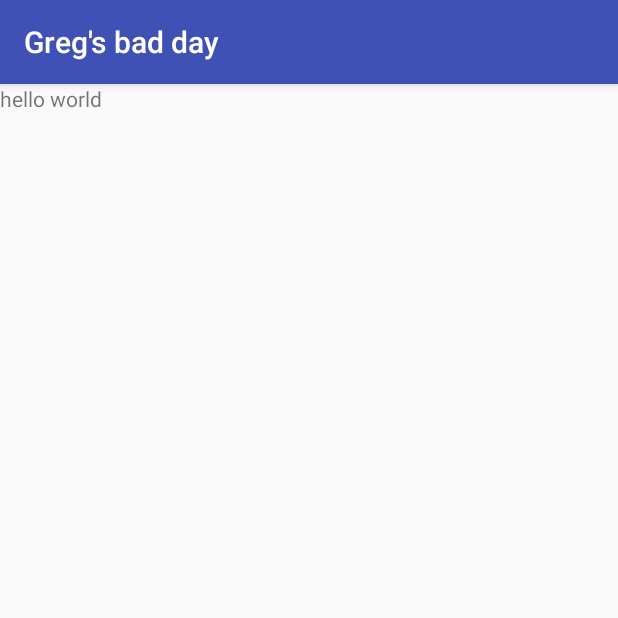
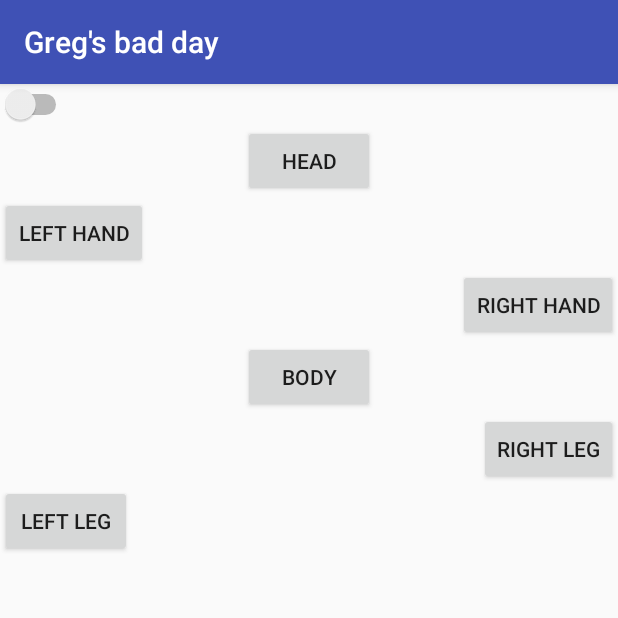
Before and after one commit to obec/GGJ2016-Android, an Android app: the screen it shows after launch (MainActivity), on a phone screen of 412 x 824 dp, the top half of it. Run offline under Robolectric (Android 15) with nearby library versions, the phone set to English and light mode, and no system bars; our stand-ins replace ButterKnife.

Commit message:
Added basic buttons

```diff
--- /dev/null
+++ b/app/src/main/java/ggj2016/com/gregsbadday/App.java
@@ -0,0 +1,17 @@
+package ggj2016.com.gregsbadday;
+
+import android.app.Application;
+
+import timber.log.Timber;
+
+/**
+ * Created by Sami on 1/29/16.
+ */
+public class App extends Application {
+
+    @Override
+    public void onCreate() {
+        super.onCreate();
+        Timber.plant(new Timber.DebugTree());
+    }
+}
--- a/app/src/main/java/ggj2016/com/gregsbadday/MainActivity.java
+++ b/app/src/main/java/ggj2016/com/gregsbadday/MainActivity.java
@@ -2,15 +2,82 @@ package ggj2016.com.gregsbadday;
 
 import android.os.Bundle;
 import android.support.v7.app.AppCompatActivity;
+import android.util.Log;
+import android.view.View;
+import android.widget.Button;
+
+import butterknife.Bind;
+import butterknife.ButterKnife;
+import butterknife.OnCheckedChanged;
+import butterknife.OnClick;
 
 /**
  * Created by Sami on 1/29/16.
  */
 public class MainActivity extends AppCompatActivity {
 
+    private static final String TAG = MainActivity.class.getSimpleName();
+
+    @Bind(R.id.head) Button headButton;
+    @Bind(R.id.left_hand) Button leftHandButton;
+    @Bind(R.id.right_hand) Button rightHandButton;
+    @Bind(R.id.body) Button bodyButton;
+    @Bind(R.id.right_leg) Button rightLegButton;
+    @Bind(R.id.left_leg) Button leftLegButton;
+    private boolean isGood;
+
+
     @Override
     protected void onCreate(Bundle savedInstanceState) {
         super.onCreate(savedInstanceState);
         setContentView(R.layout.activity_main);
+        ButterKnife.bind(this);
+        headButton.setTag(Region.HEAD);
+        leftHandButton.setTag(Region.LEFT_HAND);
+        rightHandButton.setTag(Region.RIGHT_HAND);
+        bodyButton.setTag(Region.BODY);
+        rightLegButton.setTag(Region.RIGHT_LEG);
+        leftLegButton.setTag(Region.LEFT_LEG);
+    }
+
+    @OnCheckedChanged (R.id.good_evil)
+    protected void onGoodEvilChanged(boolean checked){
+        isGood = checked;
+    }
+
+    @OnClick({R.id.head, R.id.left_hand, R.id.right_hand, R.id.body, R.id.right_leg, R.id.left_leg})
+    protected void onRegionClicked(View view){
+        Log.d(TAG, String.format("Am I good? %b", isGood));
+        Region region = (Region) view.getTag();
+        switch (region) {
+            case HEAD:
+                Log.d("main", "headClicked");
+                break;
+            case LEFT_HAND:
+                Log.d("main", "leftHandClicked");
+                break;
+            case RIGHT_HAND:
+                Log.d("main", "rightHandClicked");
+                break;
+            case BODY:
+                Log.d("main", "bodyClicked");
+                break;
+            case RIGHT_LEG:
+                Log.d("main", "rightLegClicked");
+                break;
+            case LEFT_LEG:
+                Log.d("main", "leftLegClicked");
+                break;
+        }
+
+    }
+
+    private enum Region{
+        HEAD,
+        LEFT_HAND,
+        RIGHT_HAND,
+        BODY,
+        RIGHT_LEG,
+        LEFT_LEG,
     }
 }
--- a/app/src/main/res/layout/activity_main.xml
+++ b/app/src/main/res/layout/activity_main.xml
@@ -1,8 +1,54 @@
 <?xml version="1.0" encoding="utf-8"?>
 <LinearLayout xmlns:android="http://schemas.android.com/apk/res/android"
     android:orientation="vertical" android:layout_width="match_parent"
-    android:layout_height="match_parent">
-<TextView
-    android:layout_width="wrap_content"
-    android:layout_height="wrap_content" android:text="hello world" />
+    android:layout_height="match_parent"
+    android:weightSum="1">
+
+    <Switch
+        android:id="@+id/good_evil"
+        android:layout_width="wrap_content"
+        android:layout_height="wrap_content" />
+
+    <Button
+        android:id="@+id/head"
+        android:layout_width="wrap_content"
+        android:layout_height="wrap_content"
+        android:text="@string/button_head"
+        android:layout_gravity="center_horizontal" />
+
+    <Button
+        android:id="@+id/left_hand"
+        android:layout_width="wrap_content"
+        android:layout_height="wrap_content"
+        android:text="@string/button_left_hand" />
+
+    <Button
+        android:id="@+id/right_hand"
+        android:layout_width="wrap_content"
+        android:layout_height="wrap_content"
+        android:text="@string/button_right_hand"
+        android:layout_gravity="right" />
+
+    <Button
+        android:id="@+id/body"
+        android:layout_width="wrap_content"
+        android:layout_height="wrap_content"
+        android:text="@string/button_body"
+        android:layout_gravity="center_horizontal" />
+
+
+    <Button
+        android:id="@+id/right_leg"
+        android:layout_width="wrap_content"
+        android:layout_height="wrap_content"
+        android:text="@string/button_right_leg"
+        android:layout_gravity="right" />
+
+    <Button
+        android:id="@+id/left_leg"
+        android:layout_width="wrap_content"
+        android:layout_height="wrap_content"
+        android:text="@string/button_left_leg" />
+
+
 </LinearLayout>
--- a/app/src/main/res/values/strings.xml
+++ b/app/src/main/res/values/strings.xml
@@ -1,3 +1,9 @@
 <resources>
     <string name="app_name">Greg\'s bad day</string>
+    <string name="button_head">Head</string>
+    <string name="button_left_hand">Left Hand</string>
+    <string name="button_right_hand">Right Hand</string>
+    <string name="button_body">Body</string>
+    <string name="button_right_leg">Right Leg</string>
+    <string name="button_left_leg">Left Leg</string>
 </resources>
```
